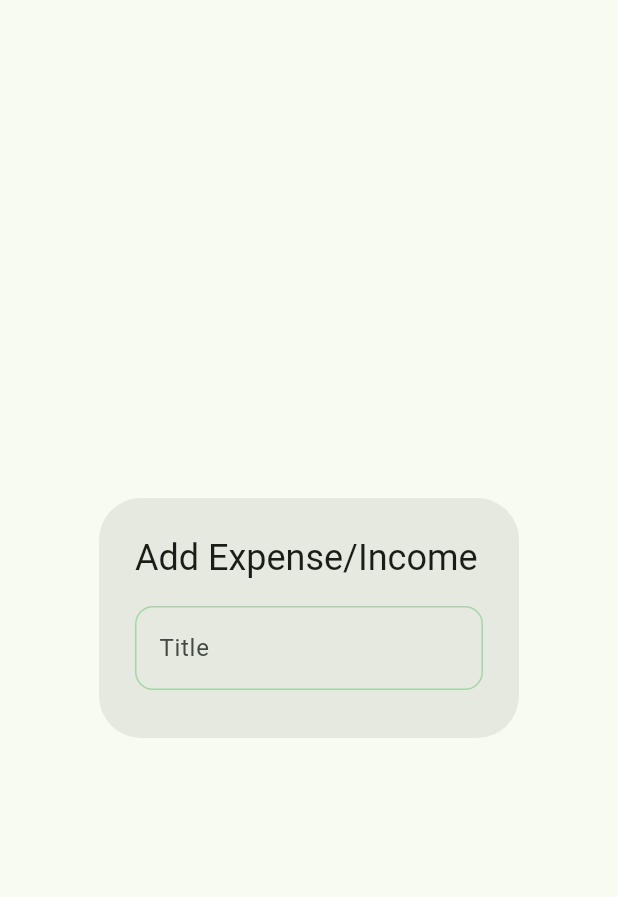
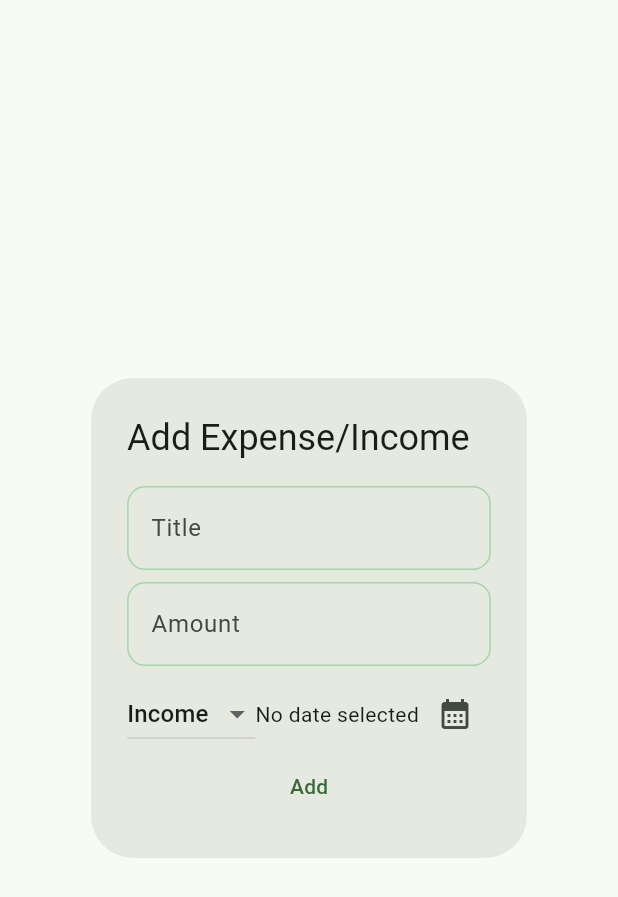
Before and after one commit to punkushal/hostel-management-project, a Flutter app: the AddBudgetOverlay widget shown alone on an empty page, opened directly, on a phone screen of 412 x 824 dp. Shown: the top 897 px of the screen. Run offline on Flutter 3.47's test engine with Material 3 defaults, Android fonts, the phone set to English and light mode, and no system bars; our stand-ins replace cached_network_image, cloud_firestore, firebase_auth, firebase_core, firebase_storage, get and 2 more; accounts and stored records are empty; network calls fail.

Commit message:
Dropdown button, date picker and add functionality added

```diff
--- a/lib/widgets/add_budget_overlay.dart
+++ b/lib/widgets/add_budget_overlay.dart
@@ -1,6 +1,12 @@
 import 'package:flutter/material.dart';
+import 'package:get/get.dart';
+import 'package:hostel_management_project/models/expense_income.dart';
+import 'package:intl/intl.dart';
+import 'package:hostel_management_project/controller/expense_income_controller.dart';
 
 import 'reusable_text_field.dart';
+
+final formatter = DateFormat().add_yMd();
 
 class AddBudgetOverlay extends StatefulWidget {
   const AddBudgetOverlay({super.key});
@@ -12,10 +18,34 @@ class AddBudgetOverlay extends StatefulWidget {
 class _AddBudgetOverlayState extends State<AddBudgetOverlay> {
   final formKey = GlobalKey<FormState>();
   final titleController = TextEditingController();
+  final amountController = TextEditingController();
+  final controller = Get.put(ExpenseIncomeController());
+  DateTime? _selectedDate;
+
+  void _presentDatePicker() async {
+    final now = DateTime.now();
+    final firstDate = DateTime(now.year - 1, now.month, now.day);
+    final pickedDate = await showDatePicker(
+        context: context,
+        initialDate: now,
+        firstDate: firstDate,
+        lastDate: now);
+
+    setState(() {
+      _selectedDate = pickedDate;
+    });
+  }
+
+  void onAddingExpenseIncome(ExpenseIncome item) {
+    if (formKey.currentState!.validate() || _selectedDate != null) {
+      controller.addExpenseIncome(item);
+    }
+  }
 
   @override
   void dispose() {
     titleController.dispose();
+    amountController.dispose();
     super.dispose();
   }
 
@@ -28,7 +58,7 @@ class _AddBudgetOverlayState extends State<AddBudgetOverlay> {
         child: SingleChildScrollView(
           child: Column(
             children: [
-              //Input field for room number
+              //Input field for title
               ReusableTextField(
                 controller: titleController,
                 radiusValue: 12,
@@ -46,6 +76,62 @@ class _AddBudgetOverlayState extends State<AddBudgetOverlay> {
               const SizedBox(
                 height: 8,
               ),
+              //Input field for amount
+              ReusableTextField(
+                controller: amountController,
+                keyboardType: TextInputType.number,
+                radiusValue: 12,
+                labelText: 'Amount',
+                obsecureText: false,
+                validator: (value) {
+                  if (value == null || value.isEmpty) {
+                    return "Provide Amount";
+                  } else if (value.length <= 10) {
+                    return "amount numbers should be within 10 digits";
+                  }
+                  return null;
+                },
+              ),
+              const SizedBox(
+                height: 8,
+              ),
+              Row(
+                children: [
+                  Obx(
+                    () => DropdownButton(
+                        value: controller.category.value,
+                        items: ['Income', 'Expense']
+                            .map(
+                              (val) => DropdownMenuItem(
+                                value: val,
+                                child: Text(val),
+                              ),
+                            )
+                            .toList(),
+                        onChanged: (value) =>
+                            controller.category.value = value!),
+                  ),
+                  Text(_selectedDate == null
+                      ? 'No date selected'
+                      : formatter.format(_selectedDate!)),
+                  IconButton(
+                    onPressed: _presentDatePicker,
+                    icon: const Icon(Icons.calendar_month),
+                  ),
+                ],
+              ),
+              TextButton(
+                onPressed: () {
+                  ExpenseIncome expenseIncome = ExpenseIncome(
+                      title: titleController.text.trim(),
+                      amount: double.parse(amountController.text.trim()),
+                      dateTime: _selectedDate!,
+                      category: controller.category.value);
+                  onAddingExpenseIncome(expenseIncome);
+                  Navigator.pop(context);
+                },
+                child: const Text('Add'),
+              )
             ],
           ),
         ),
```
